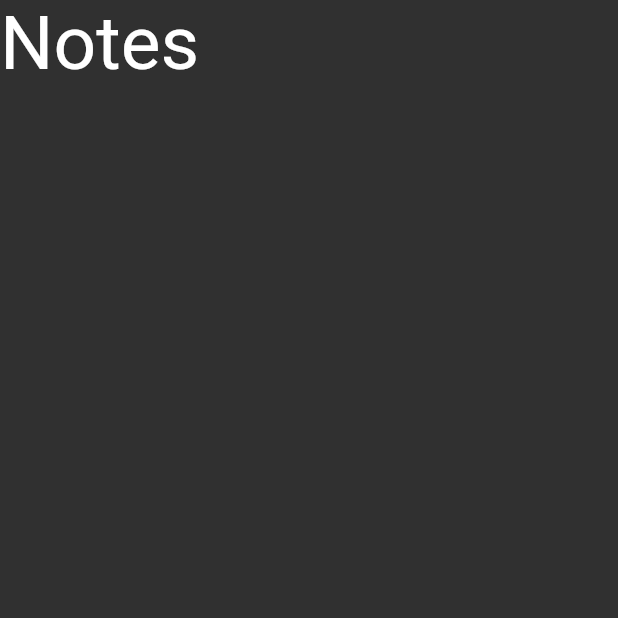
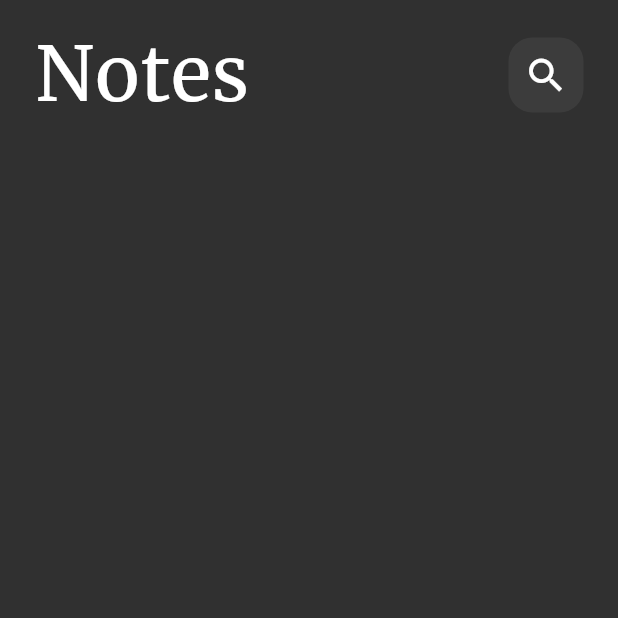
Before and after one commit to Yasmeen-aboeleneen/notes_app, a Flutter app: the screen it shows after launch, on a phone screen of 412 x 824 dp, the top half of it. Run offline on Flutter 3.47's test engine with Material 2 defaults, Android fonts, the phone set to English and light mode, and no system bars.

Commit message:
Create Custom Icon

```diff
--- a/lib/views/Widgets/CustomAppBar.dart
+++ b/lib/views/Widgets/CustomAppBar.dart
@@ -1,4 +1,6 @@
 import 'package:flutter/material.dart';
+
+import 'CustomIcon.dart';
 
 class CustomAppBar extends StatelessWidget {
   const CustomAppBar({super.key});
@@ -7,12 +9,17 @@ class CustomAppBar extends StatelessWidget {
   Widget build(BuildContext context) {
     return  Row(
 
- children: [
+ children:const [
+  SizedBox(height: 100,),
+
   Text('Notes',style: TextStyle(
     fontFamily: 'Merriweather-Regular',
     fontSize: 50,
 
-  ),)
+  ),),
+Spacer(flex: 2,),
+
+  CustomSearchIcon()
  ],
 
 
--- /dev/null
+++ b/lib/views/Widgets/CustomIcon.dart
@@ -0,0 +1,21 @@
+import 'package:flutter/material.dart';
+
+class CustomSearchIcon extends StatelessWidget {
+  const CustomSearchIcon({super.key});
+
+  @override
+  Widget build(BuildContext context) {
+    return  Container(
+      height: 50,
+      width: 50,
+      decoration:  BoxDecoration(color: Colors.white.withOpacity(.06),
+      borderRadius: BorderRadius.circular(16)
+      ),
+
+      child:const Center(
+        child: Icon(Icons.search,
+        size: 30,),
+      ),
+    );
+  }
+}
--- a/lib/views/Widgets/NotesViewBody.dart
+++ b/lib/views/Widgets/NotesViewBody.dart
@@ -6,11 +6,14 @@ class NotesViewBody extends StatelessWidget {
 
   @override
   Widget build(BuildContext context) {
-    return Column(
-      children: const [
-       CustomAppBar()
+    return Padding(
+      padding: const EdgeInsets.symmetric(horizontal: 23,),
+      child: Column(
+        children: const [
+         CustomAppBar()
 
-      ],
+        ],
+      ),
     );
   }
 }
--- a/pubspec.yaml
+++ b/pubspec.yaml
@@ -77,7 +77,7 @@ flutter:
   fonts:
     - family: Merriweather-Regular
       fonts:
-        - asset: fonts/Merriweather-Regular.ttf
+        - asset: assets/fonts/Merriweather-Regular.ttf
 
 
   # For details regarding fonts from package dependencies,
```
